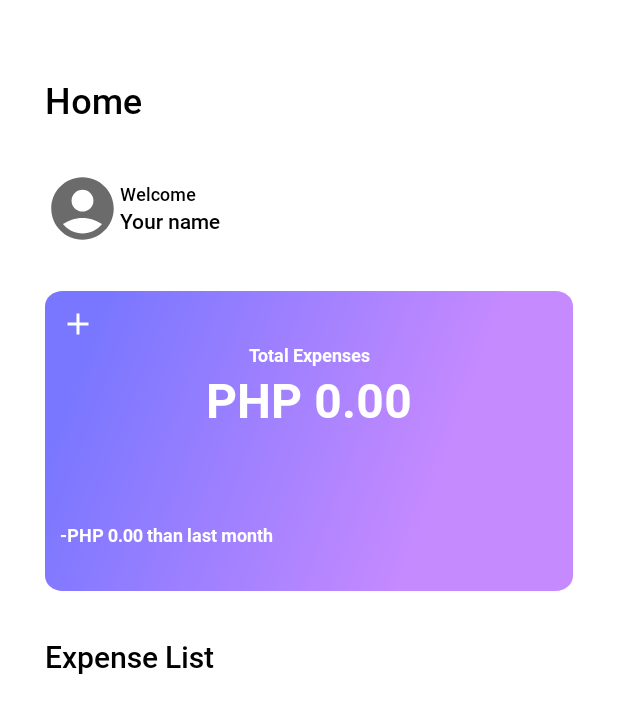
After one commit to Yncy0/MyExpenseApp, an Android app: the fragment FragmentHome shown on its own in the app's theme, on a phone screen of 412 x 824 dp. The commit adds this screen. Shown: the top 713 px of the screen. Run offline under Robolectric (Android 15) with nearby library versions, the phone set to English and light mode, and no system bars.

Commit message:
Add fragment_home

```diff
--- /dev/null
+++ b/app/src/main/java/com/example/myexpenseapp/fragments/FragmentHome.java
@@ -0,0 +1,27 @@
+package com.example.myexpenseapp.fragments;
+
+import android.os.Bundle;
+
+import androidx.fragment.app.Fragment;
+
+import android.view.LayoutInflater;
+import android.view.View;
+import android.view.ViewGroup;
+
+import com.example.myexpenseapp.R;
+
+
+public class FragmentHome extends Fragment {
+
+    @Override
+    public void onCreate(Bundle savedInstanceState) {
+        super.onCreate(savedInstanceState);
+    }
+
+    @Override
+    public View onCreateView(LayoutInflater inflater, ViewGroup container,
+                             Bundle savedInstanceState) {
+        // Inflate the layout for this fragment
+        return inflater.inflate(R.layout.fragment_home, container, false);
+    }
+}
--- /dev/null
+++ b/app/src/main/res/layout/fragment_home.xml
@@ -0,0 +1,135 @@
+<RelativeLayout xmlns:android="http://schemas.android.com/apk/res/android"
+    xmlns:app="http://schemas.android.com/apk/res-auto"
+    xmlns:tools="http://schemas.android.com/tools"
+    android:id="@+id/fragment_home"
+    android:layout_width="match_parent"
+    android:layout_height="match_parent"
+    android:layout_gravity="center"
+    android:background="@color/white"
+    android:orientation="vertical"
+    android:paddingHorizontal="30dp"
+    android:paddingTop="50dp"
+    tools:context=".fragments.FragmentHome">
+
+    <TextView
+        android:id="@+id/textView2"
+        android:layout_width="match_parent"
+        android:layout_height="wrap_content"
+        android:layout_alignParentTop="true"
+        android:layout_marginBottom="30dp"
+        android:fontFamily="@font/robotomedium"
+        android:text="@string/title_home"
+        android:textColor="@color/black"
+        android:textSize="24sp" />
+
+    <androidx.core.widget.NestedScrollView
+        android:layout_width="match_parent"
+        android:layout_height="match_parent"
+        android:layout_below="@+id/textView2"
+        android:layout_marginTop="1dp">
+
+        <LinearLayout
+            android:layout_width="match_parent"
+            android:layout_height="match_parent"
+            android:orientation="vertical">
+            <!--TOP-->
+            <LinearLayout
+                android:layout_width="match_parent"
+                android:layout_height="wrap_content"
+                android:layout_marginBottom="30dp"
+                android:orientation="horizontal">
+
+                <ImageView
+                    android:layout_width="wrap_content"
+                    android:layout_height="wrap_content"
+                    android:src="@drawable/img_user_profile" />
+
+                <LinearLayout
+                    android:layout_width="wrap_content"
+                    android:layout_height="wrap_content"
+                    android:layout_gravity="center"
+                    android:orientation="vertical">
+
+                    <TextView
+                        android:layout_width="wrap_content"
+                        android:layout_height="wrap_content"
+                        android:fontFamily="@font/robotomedium"
+                        android:text="Welcome"
+                        android:textColor="@color/black"
+                        android:textSize="12sp" />
+
+                    <TextView
+                        android:id="@+id/username"
+                        android:layout_width="wrap_content"
+                        android:layout_height="wrap_content"
+                        android:fontFamily="@font/robotomedium"
+                        android:text="Your name"
+                        android:textColor="@color/black"
+                        android:textSize="14sp" />
+                </LinearLayout>
+            </LinearLayout>
+            <!--END-->
+            <LinearLayout
+                android:layout_width="match_parent"
+                android:layout_height="wrap_content"
+                android:layout_gravity="center"
+                android:layout_marginBottom="30dp"
+                android:background="@drawable/tab_1"
+                android:orientation="vertical"
+                android:padding="10dp">
+
+                <ImageButton
+                    android:layout_width="wrap_content"
+                    android:layout_height="wrap_content"
+                    android:background="@drawable/btn_ic_add" />
+
+                <TextView
+                    android:layout_width="match_parent"
+                    android:layout_height="wrap_content"
+                    android:fontFamily="@font/robotobold"
+                    android:text="Total Expenses"
+                    android:textAlignment="center"
+                    android:textColor="@color/white"
+                    android:textSize="12sp" />
+
+                <TextView
+                    android:layout_width="match_parent"
+                    android:layout_height="wrap_content"
+                    android:layout_marginBottom="60dp"
+                    android:fontFamily="@font/robotobold"
+                    android:text="PHP 0.00"
+                    android:textAlignment="center"
+                    android:textColor="@color/white"
+                    android:textSize="32sp" />
+
+                <TextView
+                    android:layout_width="match_parent"
+                    android:layout_height="wrap_content"
+                    android:fontFamily="@font/robotobold"
+                    android:text="-PHP 0.00 than last month"
+                    android:textColor="@color/white"
+                    android:textSize="12sp" />
+            </LinearLayout>
+
+            <TextView
+                android:layout_width="match_parent"
+                android:layout_height="wrap_content"
+                android:fontFamily="@font/robotomedium"
+                android:text="Expense List"
+                android:textColor="@color/black"
+                android:textSize="20sp"
+                android:layout_marginBottom="30dp"/>
+
+            <androidx.recyclerview.widget.RecyclerView
+                android:id="@+id/recyclerview"
+                android:layout_width="match_parent"
+                android:layout_height="match_parent"
+                tools:listitem="@layout/layout_expense_list">
+
+            </androidx.recyclerview.widget.RecyclerView>
+
+        </LinearLayout>
+    </androidx.core.widget.NestedScrollView>
+
+
+</RelativeLayout>
--- /dev/null
+++ b/app/src/main/res/layout/layout_expense_list.xml
@@ -0,0 +1,24 @@
+<?xml version="1.0" encoding="utf-8"?>
+<LinearLayout xmlns:android="http://schemas.android.com/apk/res/android"
+    android:layout_width="match_parent"
+    android:layout_height="match_parent">
+
+    <TextView
+        android:id="@+id/lbl_category"
+        android:layout_width="wrap_content"
+        android:layout_height="wrap_content"
+        android:text="Category" />
+
+    <TextView
+        android:id="@+id/lbl_description"
+        android:layout_width="wrap_content"
+        android:layout_height="wrap_content"
+        android:text="Description" />
+
+    <TextView
+        android:id="@+id/lbl_amount"
+        android:layout_width="wrap_content"
+        android:layout_height="wrap_content"
+        android:text="Amount" />
+
+</LinearLayout>
--- a/app/src/main/res/values/strings.xml
+++ b/app/src/main/res/values/strings.xml
@@ -1,3 +1,34 @@
 <resources>
     <string name="app_name">MyExpenseApp</string>
+    <string name="login">Login</string>
+    <string name="register">Register</string>
+    <string name="guest">Guest Login</string>
+    <string name="username">Username</string>
+    <string name="password">Password</string>
+
+    <string name="banner_purple">Banner Purple</string>
+    <string name="banner_illustration">Banner Illustration</string>
+    <string name="user">User Icon</string>
+    <string name="lock">Lock Icon</string>
+    <string name="google_button">Google Button</string>
+    <string name="facebook_button">Facebook Button</string>
+    <string name="guest_button">Guest Button</string>
+
+    <string name="title_home">Home</string>
+    <string name="title_statistics">Statistics</string>
+    <string name="title_add">Add</string>
+    <string name="title_notification">Notification</string>
+    <string name="title_user_settings">Settings</string>
+
+    <string name="preference_about">About</string>
+    <string name="preference_account">Account</string>
+    <string name="preference_currency">Currency</string>
+    <string name="preference_dark_theme">Dark Theme</string>
+    <string name="preference_help">Help</string>
+    <string name="preference_language_and_region">Language and Region</string>
+    <string name="preference_notifications">Notifications</string>
+    <string name="preference_security">Security</string>
+    <string name="preference_time_format">Time Format</string>
+    <!-- TODO: Remove or change this placeholder text -->
+    <string name="hello_blank_fragment">Hello blank fragment</string>
 </resources>
```
